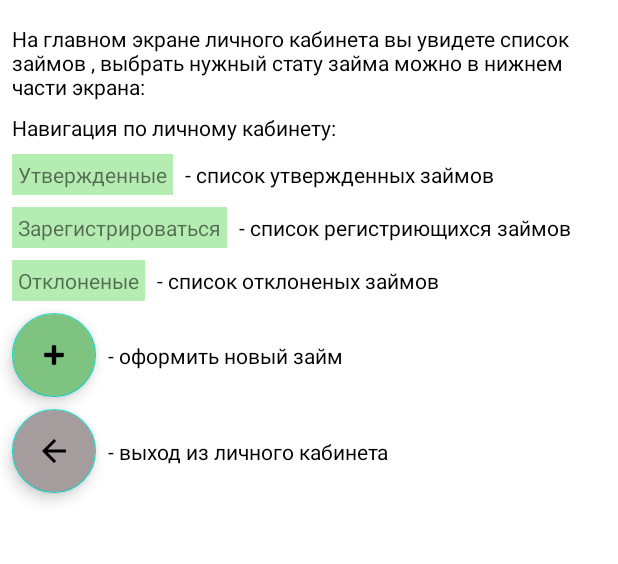
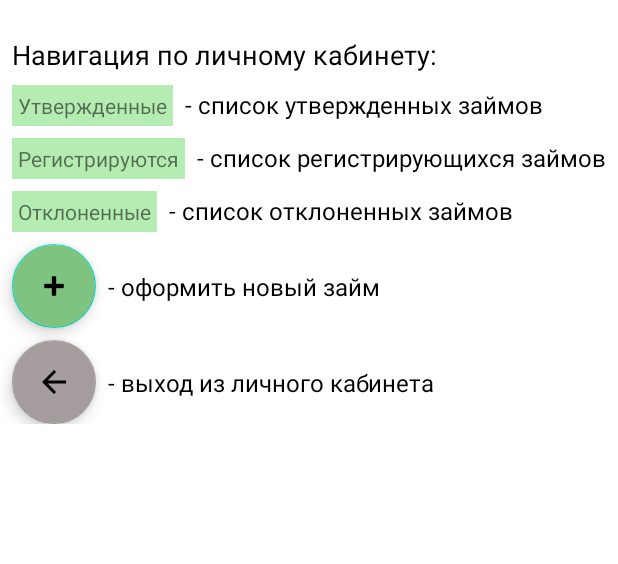
Before and after one commit to DmitrySuv-bit/OnlineBank, an Android app: the WelcomeFragment screen opened through its navigation route, on a phone screen of 412 x 824 dp, the part 126-690 px from its top. Run offline under Robolectric (Android 15) with nearby library versions, the phone set to English and light mode, and no system bars; our stand-ins replace RxJava; network calls fail.

Commit message:
Исправление ошибок

```diff
--- a/app/src/main/java/com/example/online_bank/repository/storage/AuthorizationKey.kt
+++ b/app/src/main/java/com/example/online_bank/repository/storage/AuthorizationKey.kt
@@ -1,7 +1,6 @@
 package com.example.online_bank.repository.storage
 
 import android.content.Context
-import com.example.online_bank.App
 
 class AuthorizationKey(private val myContext: Context) {
     private companion object {
--- a/app/src/main/java/com/example/online_bank/view/WelcomeFragment.kt
+++ b/app/src/main/java/com/example/online_bank/view/WelcomeFragment.kt
@@ -1,29 +1,17 @@
 package com.example.online_bank.view
 
 import android.os.Bundle
-import android.util.Log
 import androidx.fragment.app.Fragment
 import android.view.LayoutInflater
 import android.view.View
 import android.view.ViewGroup
-import android.widget.Button
-import androidx.navigation.Navigation
-import androidx.navigation.findNavController
 import com.example.online_bank.R
 
 class WelcomeFragment : Fragment() {
-        override fun onCreateView(
+    override fun onCreateView(
         inflater: LayoutInflater, container: ViewGroup?,
         savedInstanceState: Bundle?
     ): View? {
         return inflater.inflate(R.layout.fragment_welcome, container, false)
     }
-
-    override fun onViewCreated(view: View, savedInstanceState: Bundle?) {
-        super.onViewCreated(view, savedInstanceState)
-//        view.findViewById<Button>(R.id.okButton).setOnClickListener {
-//            view.findNavController().navigate(R.id.action_welcomeFragment_to_homeFragment)
-//            Log.d("sgfsf", view.findNavController().graph.toString())
-//        }
-    }
 }
--- a/app/src/main/java/com/example/online_bank/view/recycler/LoanItemAdapter.kt
+++ b/app/src/main/java/com/example/online_bank/view/recycler/LoanItemAdapter.kt
@@ -6,7 +6,8 @@ import androidx.recyclerview.widget.RecyclerView
 import com.example.online_bank.R
 import com.example.online_bank.repository.data.response.LoansListItem
 
-class LoanItemAdapter(private val clickListener: (Int) -> Unit) : RecyclerView.Adapter<LoanItemViewHolder>() {
+class LoanItemAdapter(private val clickListener: (Int) -> Unit) :
+    RecyclerView.Adapter<LoanItemViewHolder>() {
     private val itemsList = mutableListOf<LoansListItem>()
 
     fun updateItem(newItem: List<LoansListItem>) {
--- a/app/src/main/java/com/example/online_bank/view_model/LoginViewModel.kt
+++ b/app/src/main/java/com/example/online_bank/view_model/LoginViewModel.kt
@@ -4,7 +4,7 @@ import com.example.online_bank.repository.OnlineBankRepository
 import io.reactivex.Observable
 
 class LoginViewModel(private val repository: OnlineBankRepository) {
-    fun isLogin(name:String, password:String): Observable<Boolean> {
+    fun isLogin(name: String, password: String): Observable<Boolean> {
         return repository.postLogin(name, password)
     }
 }
--- a/app/src/main/res/layout/fragment_home.xml
+++ b/app/src/main/res/layout/fragment_home.xml
@@ -4,7 +4,6 @@
     xmlns:tools="http://schemas.android.com/tools"
     android:layout_width="match_parent"
     android:layout_height="match_parent"
-    android:background="#C9F3F9FB"
     tools:context="com.example.online_bank.view.HomeFragment">
 
     <View
--- a/app/src/main/res/layout/fragment_loan_information.xml
+++ b/app/src/main/res/layout/fragment_loan_information.xml
@@ -3,7 +3,7 @@
     xmlns:app="http://schemas.android.com/apk/res-auto"
     xmlns:tools="http://schemas.android.com/tools"
     android:layout_width="match_parent"
-    android:layout_height="match_parent"
+    android:layout_height="wrap_content"
     tools:context=".view.LoanInformationFragment">
 
     <TextView
--- a/app/src/main/res/layout/fragment_new_loan.xml
+++ b/app/src/main/res/layout/fragment_new_loan.xml
@@ -3,7 +3,7 @@
     xmlns:app="http://schemas.android.com/apk/res-auto"
     xmlns:tools="http://schemas.android.com/tools"
     android:layout_width="match_parent"
-    android:layout_height="match_parent"
+    android:layout_height="wrap_content"
     tools:context=".view.NewLoanFragment">
 
     <TextView
--- a/app/src/main/res/layout/fragment_registration.xml
+++ b/app/src/main/res/layout/fragment_registration.xml
@@ -3,7 +3,7 @@
     xmlns:app="http://schemas.android.com/apk/res-auto"
     xmlns:tools="http://schemas.android.com/tools"
     android:layout_width="match_parent"
-    android:layout_height="match_parent"
+    android:layout_height="wrap_content"
     tools:context=".view.RegistrationFragment">
 
     <TextView
@@ -31,7 +31,7 @@
         android:layout_marginEnd="8dp"
         android:autofillHints=""
         android:ems="10"
-        android:hint="@string/registration_name"
+        android:hint="@string/login"
         android:inputType="textPersonName"
         app:layout_constraintEnd_toEndOf="parent"
         app:layout_constraintStart_toStartOf="parent"
@@ -46,7 +46,7 @@
         android:layout_marginEnd="8dp"
         android:autofillHints=""
         android:ems="10"
-        android:hint="@string/registration_password"
+        android:hint="@string/login_password"
         android:inputType="textPassword"
         app:layout_constraintEnd_toEndOf="parent"
         app:layout_constraintStart_toStartOf="parent"
--- a/app/src/main/res/layout/fragment_successful_loan.xml
+++ b/app/src/main/res/layout/fragment_successful_loan.xml
@@ -3,7 +3,7 @@
     xmlns:app="http://schemas.android.com/apk/res-auto"
     xmlns:tools="http://schemas.android.com/tools"
     android:layout_width="match_parent"
-    android:layout_height="match_parent"
+    android:layout_height="wrap_content"
     tools:context=".view.SuccessfulLoanFragment">
 
     <TextView
--- a/app/src/main/res/layout/fragment_welcome.xml
+++ b/app/src/main/res/layout/fragment_welcome.xml
@@ -3,7 +3,7 @@
     xmlns:app="http://schemas.android.com/apk/res-auto"
     xmlns:tools="http://schemas.android.com/tools"
     android:layout_width="match_parent"
-    android:layout_height="match_parent"
+    android:layout_height="wrap_content"
     tools:context=".view.WelcomeFragment">
 
     <TextView
@@ -23,28 +23,16 @@
         app:layout_constraintTop_toTopOf="parent" />
 
     <TextView
-        android:id="@+id/textView39"
-        android:layout_width="0dp"
-        android:layout_height="wrap_content"
-        android:layout_marginStart="8dp"
-        android:layout_marginTop="16dp"
-        android:layout_marginEnd="8dp"
-        android:text="@string/welcome_text1"
-        android:textColor="#000000"
-        app:layout_constraintEnd_toEndOf="parent"
-        app:layout_constraintStart_toStartOf="parent"
-        app:layout_constraintTop_toBottomOf="@+id/textView28" />
-
-    <TextView
         android:id="@+id/textView44"
         android:layout_width="wrap_content"
         android:layout_height="wrap_content"
         android:layout_marginStart="8dp"
-        android:layout_marginTop="8dp"
+        android:layout_marginTop="24dp"
         android:text="@string/welcome_text2"
         android:textColor="#000000"
+        android:textSize="18sp"
         app:layout_constraintStart_toStartOf="parent"
-        app:layout_constraintTop_toBottomOf="@+id/textView39" />
+        app:layout_constraintTop_toBottomOf="@+id/textView28" />
 
     <TextView
         android:id="@+id/textView45"
@@ -65,6 +53,7 @@
         android:layout_marginStart="8dp"
         android:text="@string/welcome_text3"
         android:textColor="#000000"
+        android:textSize="16sp"
         app:layout_constraintBaseline_toBaselineOf="@+id/textView45"
         app:layout_constraintEnd_toEndOf="parent"
         app:layout_constraintStart_toEndOf="@+id/textView45" />
@@ -77,7 +66,7 @@
         android:layout_marginTop="8dp"
         android:background="@color/active_button"
         android:padding="4dp"
-        android:text="@string/registration_button"
+        android:text="@string/registered_text"
         app:layout_constraintStart_toStartOf="parent"
         app:layout_constraintTop_toBottomOf="@+id/textView45" />
 
@@ -88,6 +77,7 @@
         android:layout_marginStart="8dp"
         android:text="@string/welcome_text4"
         android:textColor="#000000"
+        android:textSize="16sp"
         app:layout_constraintBaseline_toBaselineOf="@+id/textView47"
         app:layout_constraintEnd_toEndOf="parent"
         app:layout_constraintStart_toEndOf="@+id/textView47" />
@@ -111,6 +101,7 @@
         android:layout_marginStart="8dp"
         android:text="@string/welcome_text5"
         android:textColor="#000000"
+        android:textSize="16sp"
         app:layout_constraintBaseline_toBaselineOf="@+id/textView49"
         app:layout_constraintEnd_toEndOf="parent"
         app:layout_constraintStart_toEndOf="@+id/textView49" />
@@ -138,6 +129,7 @@
         android:clickable="false"
         android:contentDescription="@string/exit_button"
         android:src="@drawable/abc_vector_test"
+        app:backgroundTint="#A59C9E"
         app:layout_constraintStart_toStartOf="parent"
         app:layout_constraintTop_toBottomOf="@+id/floatingActionButton" />
 
@@ -148,6 +140,7 @@
         android:layout_marginStart="8dp"
         android:text="@string/welcome_text6"
         android:textColor="#000000"
+        android:textSize="16sp"
         app:layout_constraintBottom_toBottomOf="@+id/floatingActionButton"
         app:layout_constraintEnd_toEndOf="parent"
         app:layout_constraintStart_toEndOf="@+id/floatingActionButton"
@@ -160,6 +153,7 @@
         android:layout_marginStart="8dp"
         android:text="@string/welcome_text7"
         android:textColor="#000000"
+        android:textSize="16sp"
         app:layout_constraintBottom_toBottomOf="@+id/floatingActionButton2"
         app:layout_constraintEnd_toEndOf="parent"
         app:layout_constraintStart_toEndOf="@+id/floatingActionButton2"
--- a/app/src/main/res/navigation/nav_graph.xml
+++ b/app/src/main/res/navigation/nav_graph.xml
@@ -94,7 +94,7 @@
             app:exitAnim="@anim/slide_out_left"
             app:popEnterAnim="@anim/slide_in_left"
             app:popExitAnim="@anim/slide_out_right"
-            app:popUpTo="@id/homeFragment"></action>
+            app:popUpTo="@id/homeFragment" />
     </fragment>
     <fragment
         android:id="@+id/successfulLoanFragment"
--- a/app/src/main/res/values/strings.xml
+++ b/app/src/main/res/values/strings.xml
@@ -1,20 +1,17 @@
 <resources>
     <string name="app_name">Онлайн банк</string>
-    <string name="exit_button">Выйти</string>
+    <string name="exit_button">Выход</string>
     <string name="add_loan_button">Новый займ</string>
     <string name="login_button">Войти</string>
     <string name="registration_button">Зарегистрироваться</string>
     <string name="login_text">Для входа в личный кабинет введите логин и пароль</string>
-    <string name="login_name">Логин</string>
+    <string name="login">Логин</string>
     <string name="login_password">Пароль</string>
-    <string name="registration_text">Для регистрации пользователя введите логин и пароль</string>
-    <string name="registration_name">Логин</string>
-    <string name="registration_password">Пароль</string>
-    <string name="max_amount_text">Лимит займа:</string>
+    <string name="registration_text">Для регистрации введите логин и пароль</string>
     <string name="percent_text">Процентная ставка:</string>
     <string name="period_text">Период кредитования:</string>
     <string name="loan_condition">Условие кредита</string>
-    <string name="new_loan_condition">Оформить займ</string>
+    <string name="new_loan_condition">Анкета заемщика</string>
     <string name="new_loan_condition_name">Имя</string>
     <string name="new_loan_condition_lastName">Фамилия</string>
     <string name="new_loan_condition_phone">Телефон</string>
@@ -23,32 +20,32 @@
     <string name="percent_char">%</string>
     <string name="month_text">мес</string>
     <string name="list_header">Список займов</string>
-    <string name="rejected_text">Отклоненые</string>
+    <string name="rejected_text">Отклоненные</string>
     <string name="registered_text">Регистрируются</string>
     <string name="approved_text">Утвержденные</string>
     <string name="currency_text">руб</string>
-    <string name="successful_loan_text">Поздравляем, Ваш запрос на получение займа отправлен на расмотрение, Пожалуйста ожидайте.</string>
+    <string name="successful_loan_text">Поздравляем, Ваш запрос на получение займа отправлен на рассмотрение.</string>
     <string name="successful_loan_button">Вернуться к списку займов</string>
     <string name="id_text">id:</string>
     <string name="amount_text">Сумма займа:</string>
     <string name="state_text">Статус:</string>
-    <string name="loan_information1">Кратная информация о займе:</string>
-    <string name="loan_information2">Подробную информацию о займе можете найти с помощью иденфикационного номера (id) в списке займев в разделе указанов статуке займа</string>
-    <string name="loan_information3">Подробная информация о займе</string>
-    <string name="customer_data_text">Персоональные данные клиента:</string>
+    <string name="loan_information1">"Краткая информация о займе: "</string>
+    <string name="loan_information2">Подробную информацию можете получить в списке займов, нажав на интересующий займ</string>
+    <string name="loan_information3">"Подробная информация о займе: "</string>
+    <string name="customer_data_text">"Персональные данные клиента: "</string>
     <string name="name_text">Имя:</string>
     <string name="last_name_text">Фамилия:</string>
     <string name="phone_text">Телефон:</string>
     <string name="date_text">Дата займа:</string>
     <string name="time_text">Время займа:</string>
-    <string name="prompt_text">Если вы первый раз то прочтите</string>
-    <string name="registration_information">Если у вас нет учетной записа, пройдите процедуру регистрации</string>
+    <string name="prompt_text">"Знакомство с приложением - "</string>
+    <string name="registration_information">Если у вас нет учетной записи, пройдите процедуру регистрации</string>
     <string name="welcome_text">Добро пожаловать в Онлайн банк</string>
-    <string name="welcome_text1">На главном экране личного кабинета вы увидете список займов , выбрать нужный стату займа можно в нижнем части экрана:</string>
     <string name="welcome_text2">Навигация по личному кабинету:</string>
     <string name="welcome_text3">- список утвержденных займов</string>
-    <string name="welcome_text4">- список регистриющихся займов</string>
-    <string name="welcome_text5">- список отклоненых займов</string>
+    <string name="welcome_text4">- список регистрирующихся займов</string>
+    <string name="welcome_text5">- список отклоненных займов</string>
     <string name="welcome_text6">- оформить новый займ</string>
     <string name="welcome_text7">- выход из личного кабинета</string>
+    <string name="max_amount_text">Лимит займа:</string>
 </resources>
```
Also changed, not shown: app/src/main/java/com/example/online_bank/repository/OnlineBankRepository.kt (+13 -3 lines), app/src/main/java/com/example/online_bank/view/LoginFragment.kt (+0 -7 lines), app/src/main/java/com/example/online_bank/view/recycler/LoanItemViewHolder.kt (+2 -5 lines), app/src/main/java/com/example/online_bank/view_model/NewLoanViewModel.kt (+8 -2 lines), app/src/main/res/layout/fragment_login.xml (+5 -4 lines), 1 other file.
